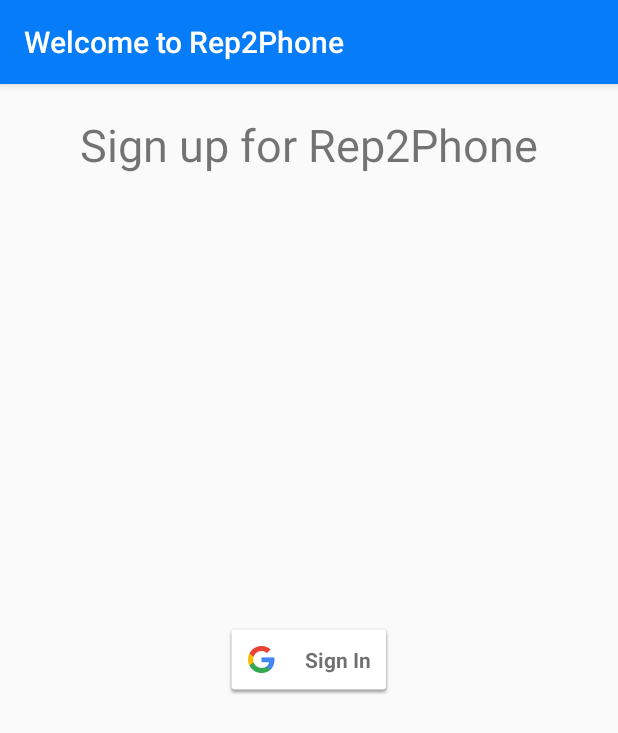
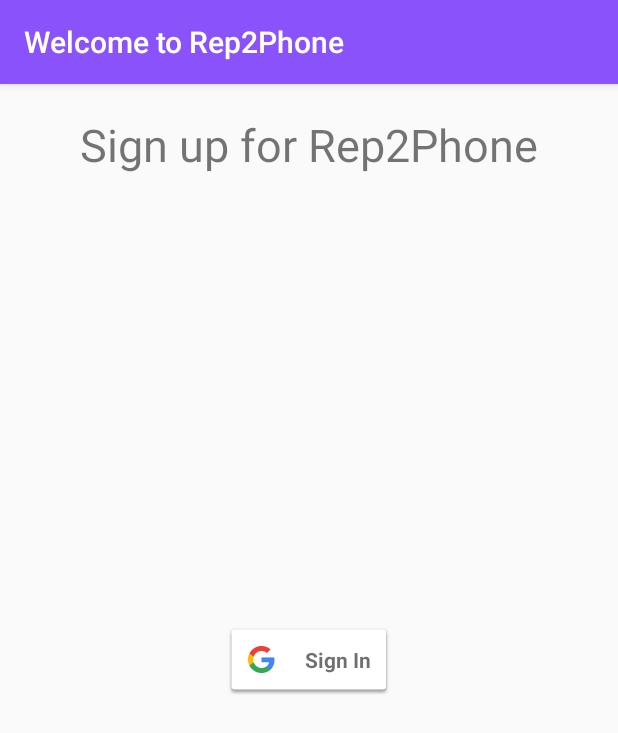
Before and after one commit to Repkap11/Rep2Phone, an Android app: the screen it shows after launch (Launcher), on a phone screen of 412 x 824 dp. Shown: the top 733 px of the screen. Run offline under Robolectric (Android 15) with nearby library versions, the phone set to English and light mode, and no system bars; our stand-ins replace Firebase (no records; nobody signed in at launch, a user with empty details on screens opened directly); 2 statements that could not run were skipped.

```diff
--- a/android/app/src/main/res/values/colors.xml
+++ b/android/app/src/main/res/values/colors.xml
@@ -1,6 +1,6 @@
 <?xml version="1.0" encoding="utf-8"?>
 <resources>
-    <color name="colorPrimary">#067cf8</color>
-    <color name="colorPrimaryDark">#065cf8</color>
-    <color name="colorAccent">#ff6b00</color>
+    <color name="colorPrimary">#8a52fa</color>
+    <color name="colorPrimaryDark">#6b36d5</color>
+    <color name="colorAccent">#4554ea</color>
 </resources>
```
Also changed, not shown: android/app/src/main/res/drawable-hdpi/rep2phone_icon.png, android/app/src/main/res/drawable-mdpi/rep2phone_icon.png, android/app/src/main/res/drawable-xhdpi/rep2phone_icon.png, android/app/src/main/res/drawable-xxhdpi/rep2phone_icon.png.
